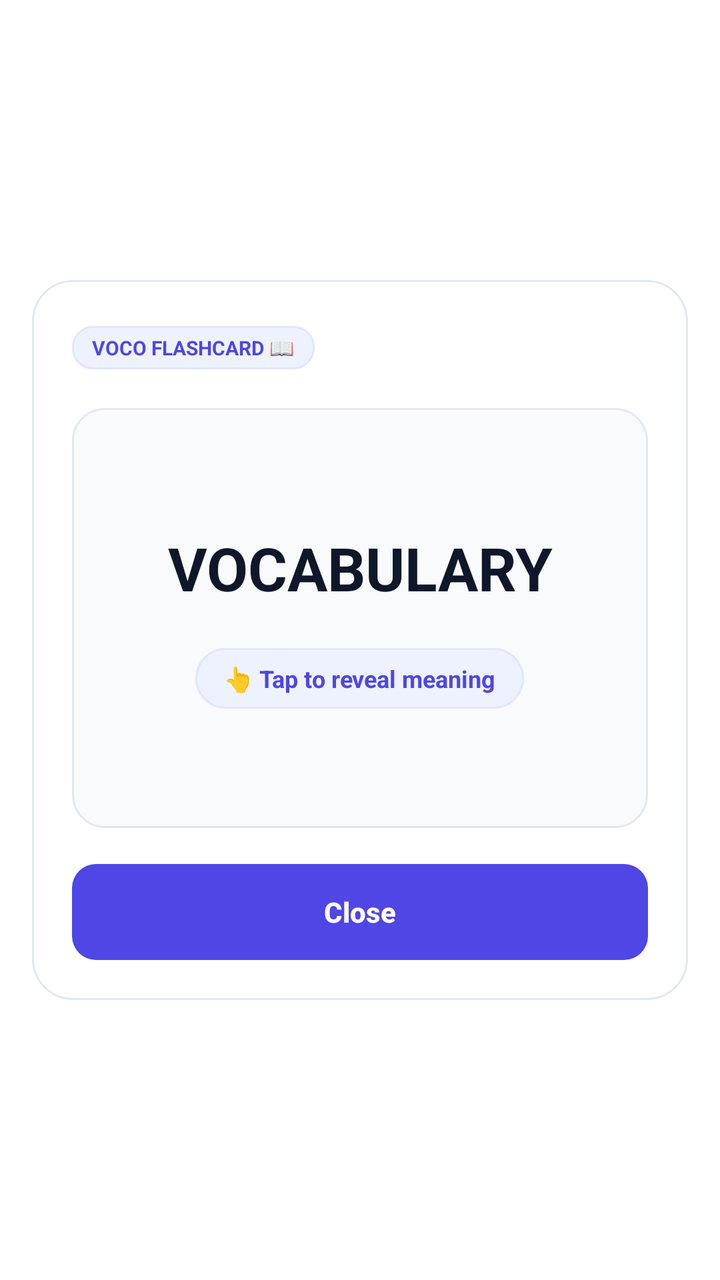
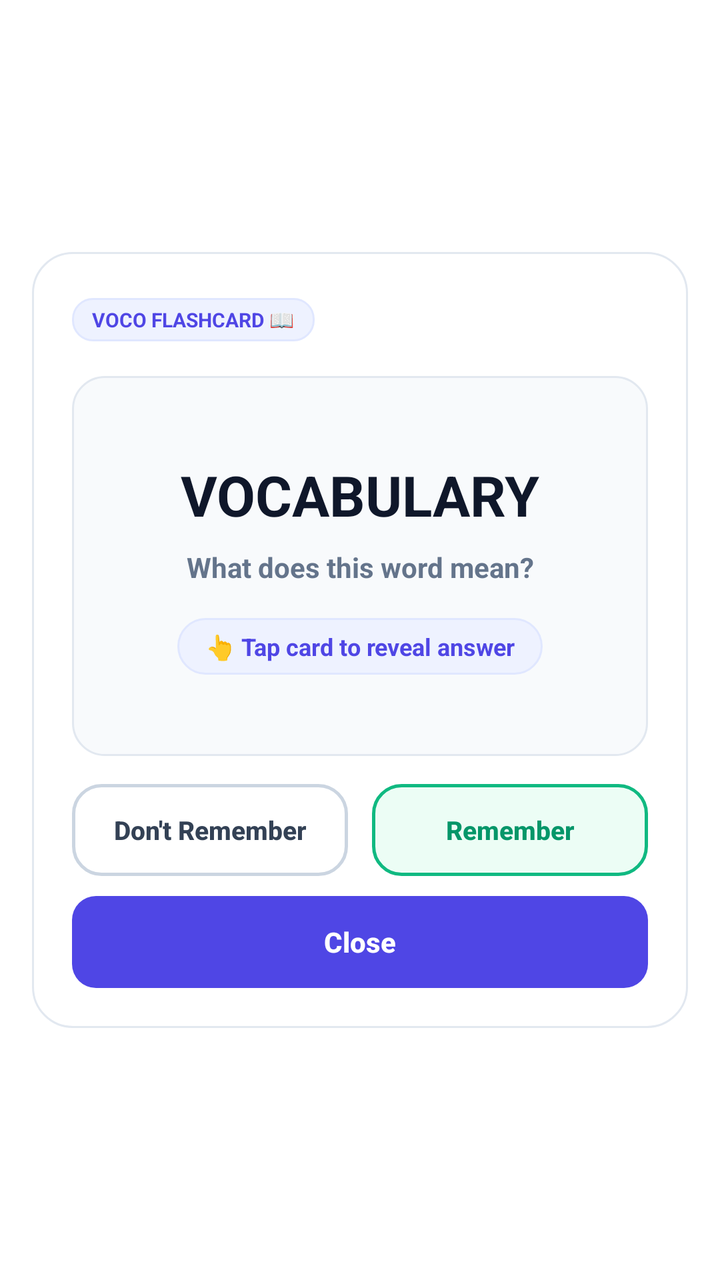

Before-and-after screenshots of an Android layout around one commit, followed by the original layout XML and the change that was made.
<!-- AndroidManifest.xml: activity theme Theme.Voco.QuizDialog -->
<!-- res/layout/activity_voco_quiz_dialog.xml -->
<?xml version="1.0" encoding="utf-8"?>
<FrameLayout xmlns:android="http://schemas.android.com/apk/res/android"
    android:id="@+id/quiz_root_scrim"
    android:layout_width="match_parent"
    android:layout_height="match_parent"
    android:background="@android:color/transparent"
    android:padding="16dp">

    <ScrollView
        android:id="@+id/quiz_scroll"
        android:layout_width="match_parent"
        android:layout_height="wrap_content"
        android:layout_gravity="center"
        android:overScrollMode="never"
        android:scrollbars="none">

        <LinearLayout
            android:id="@+id/quiz_card_container"
            android:layout_width="match_parent"
            android:layout_height="wrap_content"
            android:layout_gravity="center_horizontal"
            android:background="@drawable/bg_quiz_card"
            android:clickable="true"
            android:focusable="true"
            android:orientation="vertical"
            android:padding="20dp">

            
            <LinearLayout
                android:layout_width="match_parent"
                android:layout_height="wrap_content"
                android:gravity="center_vertical"
                android:orientation="horizontal">

                <TextView
                    android:id="@+id/text_header_tag"
                    android:layout_width="wrap_content"
                    android:layout_height="wrap_content"
                    android:background="@drawable/bg_quiz_tag"
                    android:paddingHorizontal="10dp"
                    android:paddingVertical="4dp"
                    android:text="VOCO FLASHCARD 📖"
                    android:textColor="#4F46E5"
                    android:textSize="10sp"
                    android:textStyle="bold" />

                <TextView
                    android:id="@+id/text_pending_badge"
                    android:layout_width="wrap_content"
                    android:layout_height="wrap_content"
                    android:layout_marginStart="8dp"
                    android:textColor="#64748B"
                    android:textSize="11sp"
                    android:visibility="gone" />

                <View
                    android:layout_width="0dp"
                    android:layout_height="1dp"
                    android:layout_weight="1" />

                <ImageView
                    android:id="@+id/btn_dismiss_x"
                    android:layout_width="28dp"
                    android:layout_height="28dp"
                    android:background="?android:attr/selectableItemBackgroundBorderless"
                    android:contentDescription="Close"
                    android:padding="4dp"
                    android:src="@drawable/ic_stat_voco" />
            </LinearLayout>

            
            <FrameLayout
                android:id="@+id/layout_flip_card"
                android:layout_width="match_parent"
                android:layout_height="wrap_content"
                android:layout_marginTop="16dp"
                android:clickable="true"
                android:focusable="true">

                
                <LinearLayout
                    android:id="@+id/layout_card_front"
                    android:layout_width="match_parent"
                    android:layout_height="wrap_content"
                    android:background="@drawable/bg_flip_card_inner"
                    android:gravity="center"
                    android:minHeight="210dp"
                    android:orientation="vertical"
                    android:padding="24dp">

                    <TextView
                        android:id="@+id/text_word"
                        android:layout_width="match_parent"
                        android:layout_height="wrap_content"
                        android:gravity="center"
                        android:text="VOCABULARY"
                        android:textColor="#0F172A"
                        android:textSize="30sp"
                        android:textStyle="bold" />

                    
                    <LinearLayout
                        android:layout_width="wrap_content"
                        android:layout_height="wrap_content"
                        android:layout_marginTop="20dp"
                        android:background="@drawable/bg_flip_hint_pill"
                        android:gravity="center"
                        android:orientation="horizontal"
                        android:paddingHorizontal="14dp"
                        android:paddingVertical="7dp">

                        <TextView
                            android:layout_width="wrap_content"
                            android:layout_height="wrap_content"
                            android:text="👆 Tap to reveal meaning"
                            android:textColor="#4F46E5"
                            android:textSize="12sp"
                            android:textStyle="bold" />
                    </LinearLayout>
                </LinearLayout>

                
                <LinearLayout
                    android:id="@+id/layout_card_back"
                    android:layout_width="match_parent"
                    android:layout_height="wrap_content"
                    android:background="@drawable/bg_flip_card_inner"
                    android:minHeight="210dp"
                    android:orientation="vertical"
                    android:padding="20dp"
                    android:visibility="gone">

                    
                    <LinearLayout
                        android:layout_width="match_parent"
                        android:layout_height="wrap_content"
                        android:orientation="vertical">

                        <TextView
                            android:layout_width="wrap_content"
                            android:layout_height="wrap_content"
                            android:text="ENGLISH MEANING"
                            android:textColor="#64748B"
                            android:textSize="10sp"
                            android:textStyle="bold" />

                        <TextView
                            android:id="@+id/text_back_meaning"
                            android:layout_width="match_parent"
                            android:layout_height="wrap_content"
                            android:layout_marginTop="4dp"
                            android:lineSpacingExtra="3dp"
                            android:text="Meaning definition"
                            android:textColor="#0F172A"
                            android:textSize="14sp"
                            android:textStyle="bold" />
                    </LinearLayout>

                    
                    <LinearLayout
                        android:id="@+id/layout_back_hindi"
                        android:layout_width="match_parent"
                        android:layout_height="wrap_content"
                        android:layout_marginTop="12dp"
                        android:orientation="vertical"
                        android:visibility="gone">

                        <TextView
                            android:layout_width="wrap_content"
                            android:layout_height="wrap_content"
                            android:text="HINDI MEANING"
                            android:textColor="#64748B"
                            android:textSize="10sp"
                            android:textStyle="bold" />

                        <TextView
                            android:id="@+id/text_back_hindi"
                            android:layout_width="match_parent"
                            android:layout_height="wrap_content"
                            android:layout_marginTop="4dp"
                            android:lineSpacingExtra="2dp"
                            android:text="Hindi meaning definition"
                            android:textColor="#1E293B"
                            android:textSize="13sp" />
                    </LinearLayout>

                    
                    <LinearLayout
                        android:id="@+id/layout_back_example"
                        android:layout_width="match_parent"
                        android:layout_height="wrap_content"
                        android:layout_marginTop="12dp"
                        android:background="@drawable/bg_quiz_example"
                        android:orientation="vertical"
                        android:padding="10dp"
                        android:visibility="gone">

                        <TextView
                            android:layout_width="wrap_content"
                            android:layout_height="wrap_content"
                            android:text="EXAMPLE"
                            android:textColor="#64748B"
                            android:textSize="10sp"
                            android:textStyle="bold" />

                        <TextView
                            android:id="@+id/text_back_example"
                            android:layout_width="match_parent"
                            android:layout_height="wrap_content"
                            android:layout_marginTop="3dp"
                            android:lineSpacingExtra="2dp"
                            android:text="&quot;Example sentence using this vocabulary word.&quot;"
                            android:textColor="#334155"
                            android:textSize="12sp"
                            android:textStyle="italic" />
                    </LinearLayout>

                    
                    <TextView
                        android:layout_width="match_parent"
                        android:layout_height="wrap_content"
                        android:layout_marginTop="14dp"
                        android:gravity="center"
                        android:text="👆 Tap to flip back"
                        android:textColor="#94A3B8"
                        android:textSize="11sp" />
                </LinearLayout>
            </FrameLayout>

            
            <Button
                android:id="@+id/btn_bottom_action"
                style="?android:attr/borderlessButtonStyle"
                android:layout_width="match_parent"
                android:layout_height="48dp"
                android:layout_marginTop="18dp"
                android:background="@drawable/bg_btn_primary"
                android:text="Close"
                android:textAllCaps="false"
                android:textColor="#FFFFFF"
                android:textSize="14sp"
                android:textStyle="bold" />

        </LinearLayout>
    </ScrollView>
</FrameLayout>
<!-- resources referenced by this layout -->
<resources>
  <!-- drawable bg_btn_primary (drawable) -->
  <?xml version="1.0" encoding="utf-8"?>
  <shape xmlns:android="http://schemas.android.com/apk/res/android"
      android:shape="rectangle">
      <solid android:color="#4F46E5" />
      <corners android:radius="12dp" />
  </shape>
  <!-- drawable bg_flip_card_inner (drawable) -->
  <?xml version="1.0" encoding="utf-8"?>
  <shape xmlns:android="http://schemas.android.com/apk/res/android"
      android:shape="rectangle">
      <solid android:color="#F8FAFC" />
      <corners android:radius="16dp" />
      <stroke
          android:width="1dp"
          android:color="#E2E8F0" />
  </shape>
  <!-- drawable bg_flip_hint_pill (drawable) -->
  <?xml version="1.0" encoding="utf-8"?>
  <shape xmlns:android="http://schemas.android.com/apk/res/android"
      android:shape="rectangle">
      <solid android:color="#EEF2FF" />
      <corners android:radius="20dp" />
      <stroke
          android:width="1dp"
          android:color="#E0E7FF" />
  </shape>
  <!-- drawable bg_quiz_card (drawable) -->
  <?xml version="1.0" encoding="utf-8"?>
  <shape xmlns:android="http://schemas.android.com/apk/res/android"
      android:shape="rectangle">
      <solid android:color="#FFFFFF" />
      <corners android:radius="20dp" />
      <stroke
          android:width="1dp"
          android:color="#E2E8F0" />
  </shape>
  <!-- drawable bg_quiz_example (drawable) -->
  <?xml version="1.0" encoding="utf-8"?>
  <shape xmlns:android="http://schemas.android.com/apk/res/android"
      android:shape="rectangle">
      <solid android:color="#F8FAFC" />
      <corners android:radius="12dp" />
      <stroke
          android:width="1dp"
          android:color="#E2E8F0" />
  </shape>
  <!-- drawable bg_quiz_tag (drawable) -->
  <?xml version="1.0" encoding="utf-8"?>
  <shape xmlns:android="http://schemas.android.com/apk/res/android"
      android:shape="rectangle">
      <solid android:color="#EEF2FF" />
      <corners android:radius="10dp" />
      <stroke
          android:width="1dp"
          android:color="#E0E7FF" />
  </shape>
  <!-- drawable ic_stat_voco (drawable) -->
  <?xml version="1.0" encoding="utf-8"?>
  <vector xmlns:android="http://schemas.android.com/apk/res/android"
      android:width="24dp"
      android:height="24dp"
      android:viewportWidth="24"
      android:viewportHeight="24">
      
      <path
          android:fillColor="#FFFFFFFF"
          android:pathData="M18,2H6C4.9,2 4,2.9 4,4v16c0,1.1 0.9,2 2,2h12c1.1,0 2,-0.9 2,-2V4C20,2.9 19.1,2 18,2zM6,4h5v8l-2.5,-1.5L6,12V4zM18,20H6v-2h12V20zM18,16H6v-2h12V16zM18,12h-5V4h5V12z" />
  </vector>
  <color name="colorPrimary">#4F46E5</color>
  <color name="colorAccent">#4F46E5</color>
  <!-- unchanged entries left out for length: 1 -->
</resources>

<!-- the commit's change to res/layout/activity_voco_quiz_dialog.xml (unified diff, before → after) -->
@@ -51,6 +51,7 @@
                     android:layout_marginStart="8dp"
                     android:textColor="#64748B"
                     android:textSize="11sp"
+                    android:textStyle="bold"
                     android:visibility="gone" />
 
                 <View
@@ -73,7 +74,7 @@
                 android:id="@+id/layout_flip_card"
                 android:layout_width="match_parent"
                 android:layout_height="wrap_content"
-                android:layout_marginTop="16dp"
+                android:layout_marginTop="14dp"
                 android:clickable="true"
                 android:focusable="true">
 
@@ -84,9 +85,9 @@
                     android:layout_height="wrap_content"
                     android:background="@drawable/bg_flip_card_inner"
                     android:gravity="center"
-                    android:minHeight="210dp"
+                    android:minHeight="190dp"
                     android:orientation="vertical"
-                    android:padding="24dp">
+                    android:padding="22dp">
 
                     <TextView
                         android:id="@+id/text_word"
@@ -95,24 +96,35 @@
                         android:gravity="center"
                         android:text="VOCABULARY"
                         android:textColor="#0F172A"
-                        android:textSize="30sp"
+                        android:textSize="28sp"
                         android:textStyle="bold" />
 
+                    <TextView
+                        android:id="@+id/text_question"
+                        android:layout_width="match_parent"
+                        android:layout_height="wrap_content"
+                        android:layout_marginTop="8dp"
+                        android:gravity="center"
+                        android:text="What does this word mean?"
+                        android:textColor="#64748B"
+                        android:textSize="14sp"
+                        android:textStyle="bold" />
+
                     
                     <LinearLayout
                         android:layout_width="wrap_content"
                         android:layout_height="wrap_content"
-                        android:layout_marginTop="20dp"
+                        android:layout_marginTop="16dp"
                         android:background="@drawable/bg_flip_hint_pill"
                         android:gravity="center"
                         android:orientation="horizontal"
                         android:paddingHorizontal="14dp"
-                        android:paddingVertical="7dp">
-
-                        <TextView
-                            android:layout_width="wrap_content"
-                            android:layout_height="wrap_content"
-                            android:text="👆 Tap to reveal meaning"
+                        android:paddingVertical="6dp">
+
+                        <TextView
+                            android:layout_width="wrap_content"
+                            android:layout_height="wrap_content"
+                            android:text="👆 Tap card to reveal answer"
                             android:textColor="#4F46E5"
                             android:textSize="12sp"
                             android:textStyle="bold" />
@@ -125,9 +137,9 @@
                     android:layout_width="match_parent"
                     android:layout_height="wrap_content"
                     android:background="@drawable/bg_flip_card_inner"
-                    android:minHeight="210dp"
+                    android:minHeight="190dp"
                     android:orientation="vertical"
-                    android:padding="20dp"
+                    android:padding="18dp"
                     android:visibility="gone">
 
                     
@@ -148,7 +160,7 @@
                             android:id="@+id/text_back_meaning"
                             android:layout_width="match_parent"
                             android:layout_height="wrap_content"
-                            android:layout_marginTop="4dp"
+                            android:layout_marginTop="3dp"
                             android:lineSpacingExtra="3dp"
                             android:text="Meaning definition"
                             android:textColor="#0F172A"
@@ -161,7 +173,7 @@
                         android:id="@+id/layout_back_hindi"
                         android:layout_width="match_parent"
                         android:layout_height="wrap_content"
-                        android:layout_marginTop="12dp"
+                        android:layout_marginTop="10dp"
                         android:orientation="vertical"
                         android:visibility="gone">
 
@@ -177,7 +189,7 @@
                             android:id="@+id/text_back_hindi"
                             android:layout_width="match_parent"
                             android:layout_height="wrap_content"
-                            android:layout_marginTop="4dp"
+                            android:layout_marginTop="3dp"
                             android:lineSpacingExtra="2dp"
                             android:text="Hindi meaning definition"
                             android:textColor="#1E293B"
@@ -189,7 +201,7 @@
                         android:id="@+id/layout_back_example"
                         android:layout_width="match_parent"
                         android:layout_height="wrap_content"
-                        android:layout_marginTop="12dp"
+                        android:layout_marginTop="10dp"
                         android:background="@drawable/bg_quiz_example"
                         android:orientation="vertical"
                         android:padding="10dp"
@@ -207,7 +219,7 @@
                             android:id="@+id/text_back_example"
                             android:layout_width="match_parent"
                             android:layout_height="wrap_content"
-                            android:layout_marginTop="3dp"
+                            android:layout_marginTop="2dp"
                             android:lineSpacingExtra="2dp"
                             android:text="&quot;Example sentence using this vocabulary word.&quot;"
                             android:textColor="#334155"
@@ -219,21 +231,60 @@
                     <TextView
                         android:layout_width="match_parent"
                         android:layout_height="wrap_content"
-                        android:layout_marginTop="14dp"
-                        android:gravity="center"
-                        android:text="👆 Tap to flip back"
+                        android:layout_marginTop="12dp"
+                        android:gravity="center"
+                        android:text="👆 Tap card to flip back"
                         android:textColor="#94A3B8"
                         android:textSize="11sp" />
                 </LinearLayout>
             </FrameLayout>
 
             
+            <LinearLayout
+                android:id="@+id/layout_practice_actions"
+                android:layout_width="match_parent"
+                android:layout_height="wrap_content"
+                android:layout_marginTop="14dp"
+                android:orientation="horizontal">
+
+                
+                <Button
+                    android:id="@+id/btn_dont_remember"
+                    style="?android:attr/borderlessButtonStyle"
+                    android:layout_width="0dp"
+                    android:layout_height="46dp"
+                    android:layout_marginEnd="6dp"
+                    android:layout_weight="1"
+                    android:background="@drawable/bg_btn_dont_remember"
+                    android:text="Don't Remember"
+                    android:textAllCaps="false"
+                    android:textColor="#334155"
+                    android:textSize="13sp"
+                    android:textStyle="bold" />
+
+                
+                <Button
+                    android:id="@+id/btn_remember"
+                    style="?android:attr/borderlessButtonStyle"
+                    android:layout_width="0dp"
+                    android:layout_height="46dp"
+                    android:layout_marginStart="6dp"
+                    android:layout_weight="1"
+                    android:background="@drawable/bg_btn_remember"
+                    android:text="Remember"
+                    android:textAllCaps="false"
+                    android:textColor="#059669"
+                    android:textSize="13sp"
+                    android:textStyle="bold" />
+            </LinearLayout>
+
+            
             <Button
                 android:id="@+id/btn_bottom_action"
                 style="?android:attr/borderlessButtonStyle"
                 android:layout_width="match_parent"
-                android:layout_height="48dp"
-                android:layout_marginTop="18dp"
+                android:layout_height="46dp"
+                android:layout_marginTop="10dp"
                 android:background="@drawable/bg_btn_primary"
                 android:text="Close"
                 android:textAllCaps="false"
<!-- resource entries referenced after the edit -->
@@ -1,11 +1,27 @@
 <!-- resources referenced by this layout -->
 <resources>
+  <!-- drawable bg_btn_dont_remember (drawable) -->
+  <?xml version="1.0" encoding="utf-8"?>
+  <shape xmlns:android="http://schemas.android.com/apk/res/android"
+      android:shape="rectangle">
+      <solid android:color="#FFFFFF" />
+      <stroke android:width="1.5dp" android:color="#CBD5E1" />
+      <corners android:radius="14dp" />
+  </shape>
   <!-- drawable bg_btn_primary (drawable) -->
   <?xml version="1.0" encoding="utf-8"?>
   <shape xmlns:android="http://schemas.android.com/apk/res/android"
       android:shape="rectangle">
       <solid android:color="#4F46E5" />
       <corners android:radius="12dp" />
+  </shape>
+  <!-- drawable bg_btn_remember (drawable) -->
+  <?xml version="1.0" encoding="utf-8"?>
+  <shape xmlns:android="http://schemas.android.com/apk/res/android"
+      android:shape="rectangle">
+      <solid android:color="#ECFDF5" />
+      <stroke android:width="1.5dp" android:color="#10B981" />
+      <corners android:radius="14dp" />
   </shape>
   <!-- drawable bg_flip_card_inner (drawable) -->
   <?xml version="1.0" encoding="utf-8"?>
